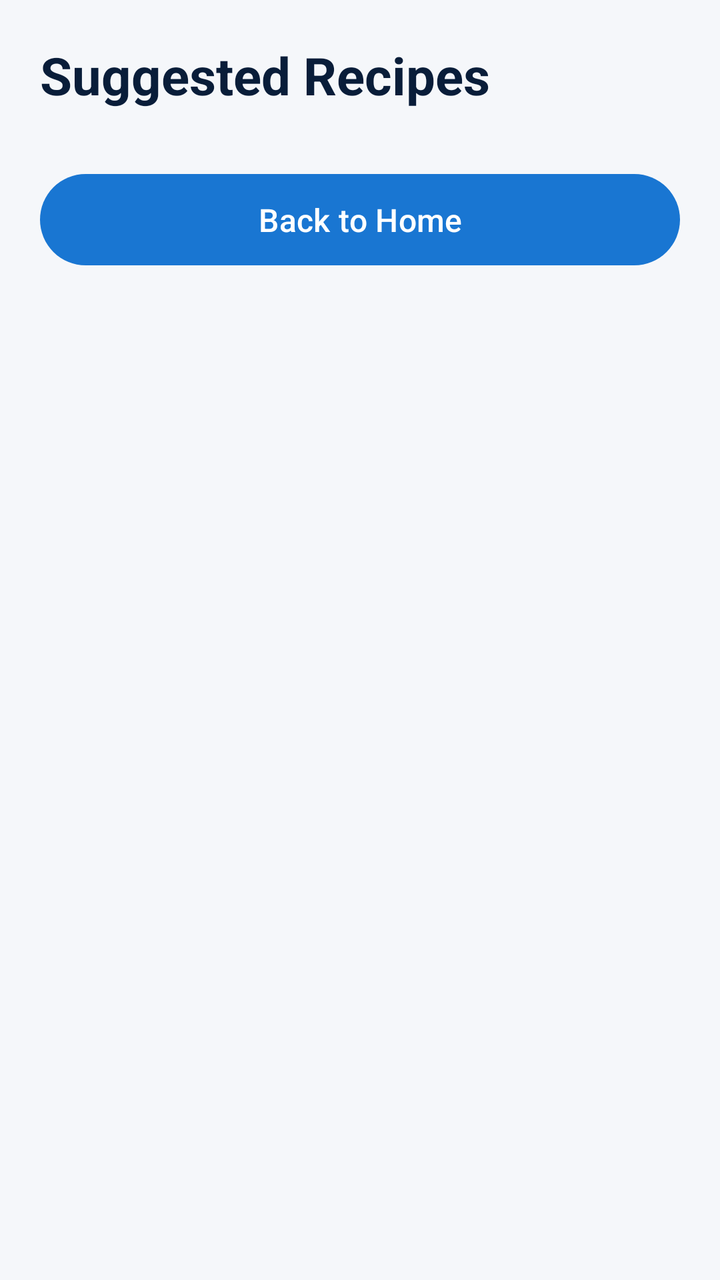
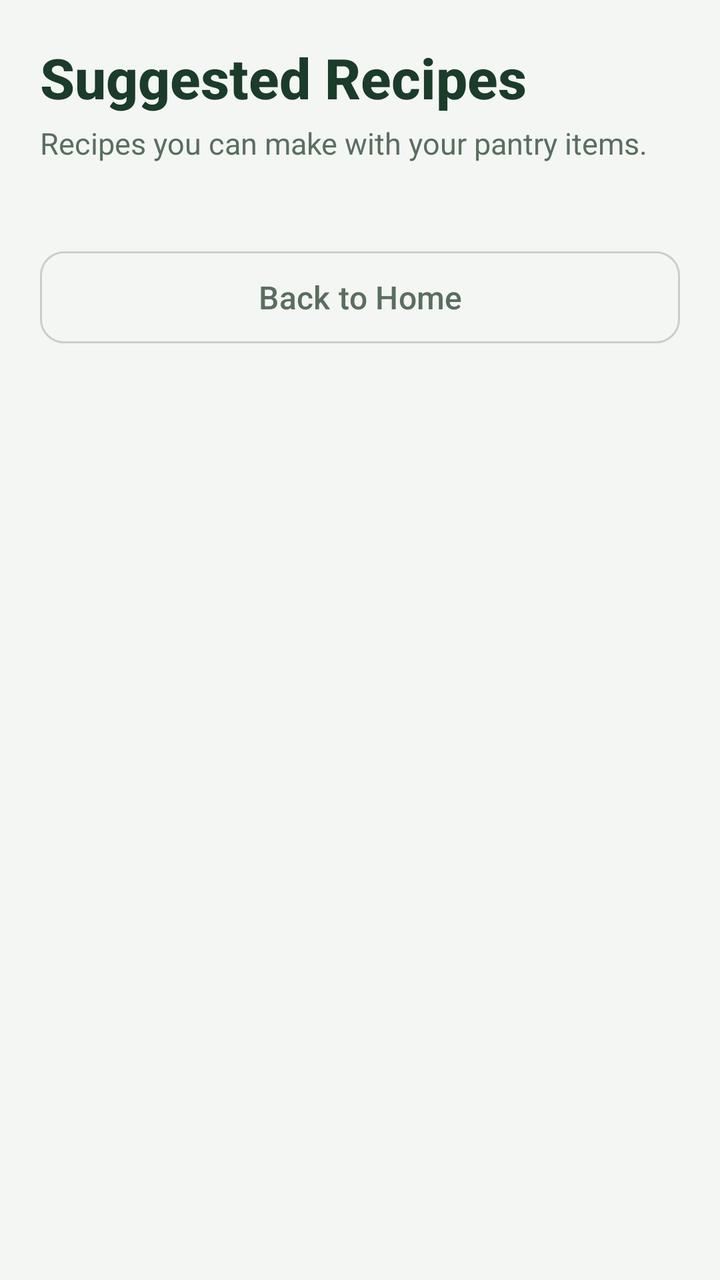

Screens rendered from an Android XML layout before and after an edit, with the pre-edit source and the edit as a unified diff.
<!-- AndroidManifest.xml: application theme Theme.SmartPantryManager -->
<!-- res/layout/activity_suggested_recipes.xml -->
<?xml version="1.0" encoding="utf-8"?>
<ScrollView xmlns:android="http://schemas.android.com/apk/res/android"
    android:layout_width="match_parent"
    android:layout_height="match_parent"
    android:fillViewport="true"
    android:background="#F5F7FA">

    <LinearLayout
        android:layout_width="match_parent"
        android:layout_height="wrap_content"
        android:orientation="vertical"
        android:padding="20dp">

        <TextView
            android:layout_width="match_parent"
            android:layout_height="wrap_content"
            android:text="Suggested Recipes"
            android:textSize="26sp"
            android:textStyle="bold"
            android:textColor="#091D39"
            android:paddingBottom="8dp" />

        <TextView
            android:id="@+id/tvRecipeMessage"
            android:layout_width="match_parent"
            android:layout_height="wrap_content"
            android:text="Checking your pantry..."
            android:textSize="16sp"
            android:textColor="#444444"
            android:paddingBottom="12dp"
            android:visibility="gone" />

        <LinearLayout
            android:id="@+id/recipeContainer"
            android:layout_width="match_parent"
            android:layout_height="wrap_content"
            android:orientation="vertical" />

        <Button
            android:id="@+id/btnBackToHome"
            android:layout_width="match_parent"
            android:layout_height="wrap_content"
            android:text="Back to Home"
            android:layout_marginTop="20dp" />

    </LinearLayout>

</ScrollView>
<!-- resources referenced by this layout -->
<resources>
  <style name="Theme.SmartPantryManager" parent="Base.Theme.SmartPantryManager" />
  <style name="Base.Theme.SmartPantryManager" parent="Theme.Material3.DayNight.NoActionBar">
          <item name="colorPrimary">#1976D2</item>
          <item name="colorOnPrimary">#FFFFFF</item>
          <item name="materialButtonStyle">@style/AppButton</item>
      </style>
  <style name="AppButton" parent="Widget.Material3.Button">
          <item name="cornerRadius">24dp</item>
          <item name="android:textSize">16sp</item>
          <item name="android:paddingTop">12dp</item>
          <item name="android:paddingBottom">12dp</item>
      </style>
</resources>

<!-- the commit's change to res/layout/activity_suggested_recipes.xml (unified diff, before → after) -->
@@ -1,9 +1,10 @@
 <?xml version="1.0" encoding="utf-8"?>
 <ScrollView xmlns:android="http://schemas.android.com/apk/res/android"
+    xmlns:app="http://schemas.android.com/apk/res-auto"
     android:layout_width="match_parent"
     android:layout_height="match_parent"
     android:fillViewport="true"
-    android:background="#F5F7FA">
+    android:background="#F4F6F3">
 
     <LinearLayout
         android:layout_width="match_parent"
@@ -11,36 +12,53 @@
         android:orientation="vertical"
         android:padding="20dp">
 
+        
         <TextView
             android:layout_width="match_parent"
             android:layout_height="wrap_content"
             android:text="Suggested Recipes"
-            android:textSize="26sp"
+            android:textSize="28sp"
+            android:fontFamily="sans-serif-medium"
             android:textStyle="bold"
-            android:textColor="#091D39"
-            android:paddingBottom="8dp" />
+            android:textColor="#1B3B2B"
+            android:paddingBottom="4dp" />
+
+        <TextView
+            android:layout_width="match_parent"
+            android:layout_height="wrap_content"
+            android:text="Recipes you can make with your pantry items."
+            android:textSize="15sp"
+            android:textColor="#5A6E60"
+            android:paddingBottom="20dp" />
 
         <TextView
             android:id="@+id/tvRecipeMessage"
             android:layout_width="match_parent"
             android:layout_height="wrap_content"
             android:text="Checking your pantry..."
-            android:textSize="16sp"
-            android:textColor="#444444"
+            android:textSize="15sp"
+            android:textColor="#3E6B54"
             android:paddingBottom="12dp"
             android:visibility="gone" />
 
+        
         <LinearLayout
             android:id="@+id/recipeContainer"
             android:layout_width="match_parent"
             android:layout_height="wrap_content"
             android:orientation="vertical" />
 
+        
         <Button
             android:id="@+id/btnBackToHome"
+            style="?attr/materialButtonOutlinedStyle"
             android:layout_width="match_parent"
-            android:layout_height="wrap_content"
+            android:layout_height="54dp"
             android:text="Back to Home"
+            android:textColor="#5A6E60"
+            android:textSize="16sp"
+            app:strokeColor="#C5D1C8"
+            app:cornerRadius="12dp"
             android:layout_marginTop="20dp" />
 
     </LinearLayout>
